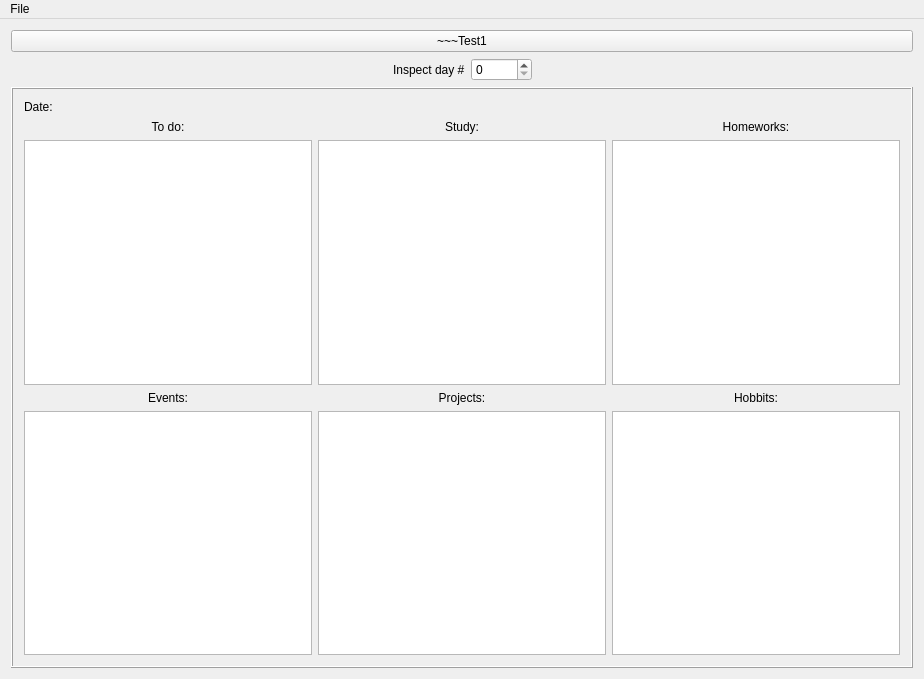
This is planner/mainwindow.ui in kiramor/planner as Qt 5 draws it before an edit. The edited form follows.
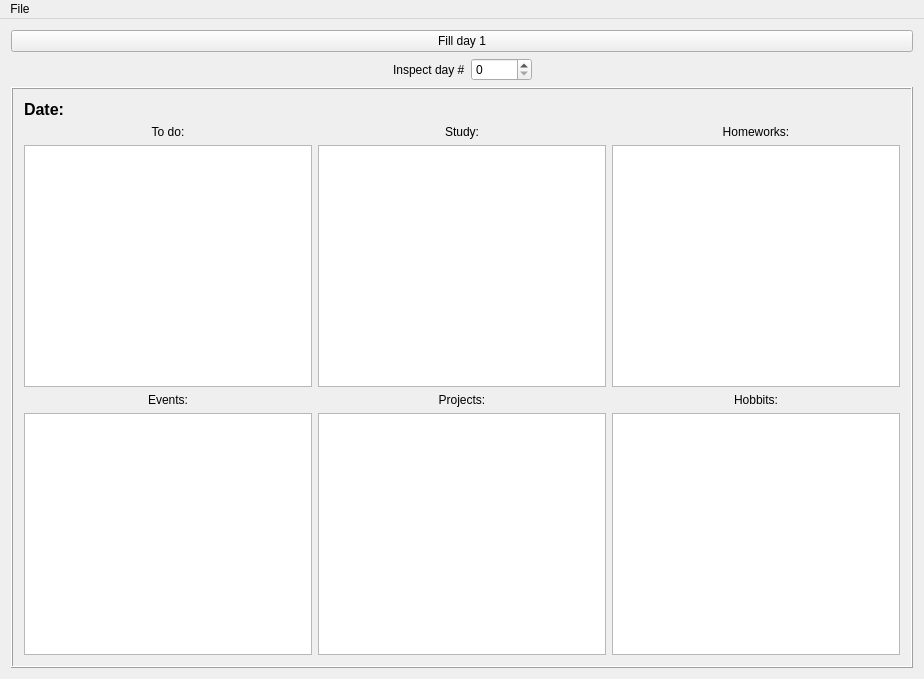
This is the edited form.

The edit to the form file:
```diff
--- a/planner/mainwindow.ui
+++ b/planner/mainwindow.ui
@@ -18,7 +18,7 @@
     <item>
      <widget class="QPushButton" name="pbTest1">
       <property name="text">
-       <string>~~~Test1</string>
+       <string>Fill day 1</string>
       </property>
      </widget>
     </item>
@@ -77,6 +77,13 @@
       <layout class="QVBoxLayout" name="verticalLayout_7">
        <item>
         <widget class="QLabel" name="labDayInfo">
+         <property name="font">
+          <font>
+           <pointsize>12</pointsize>
+           <weight>75</weight>
+           <bold>true</bold>
+          </font>
+         </property>
          <property name="text">
           <string>Date:</string>
          </property>
```
